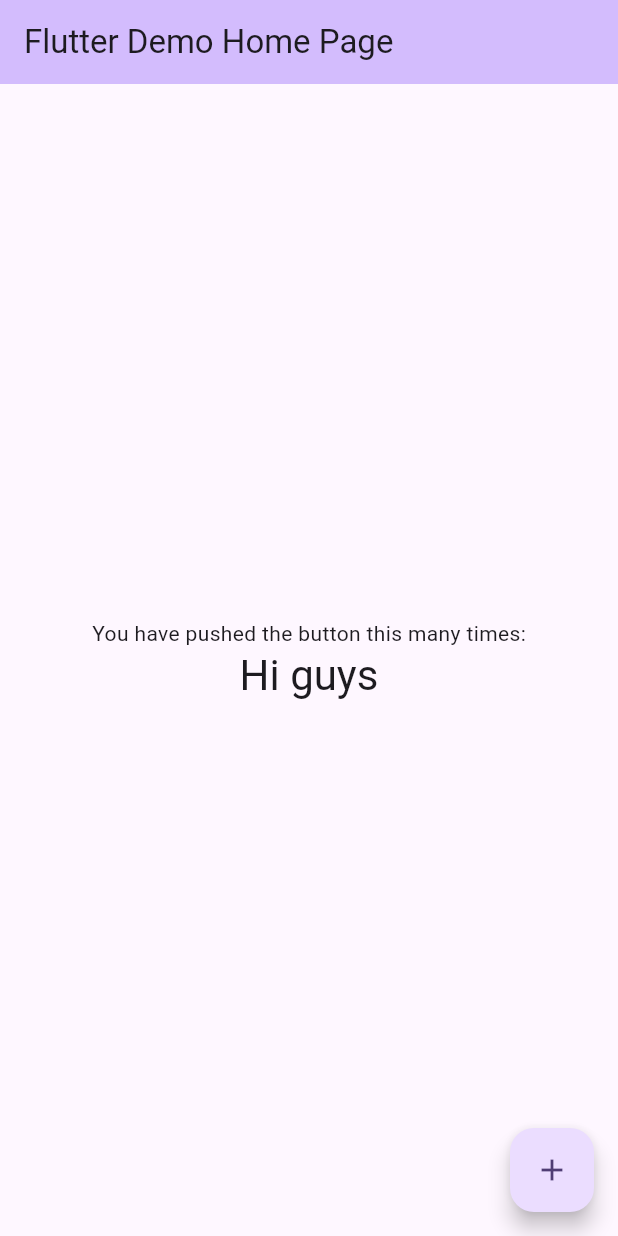
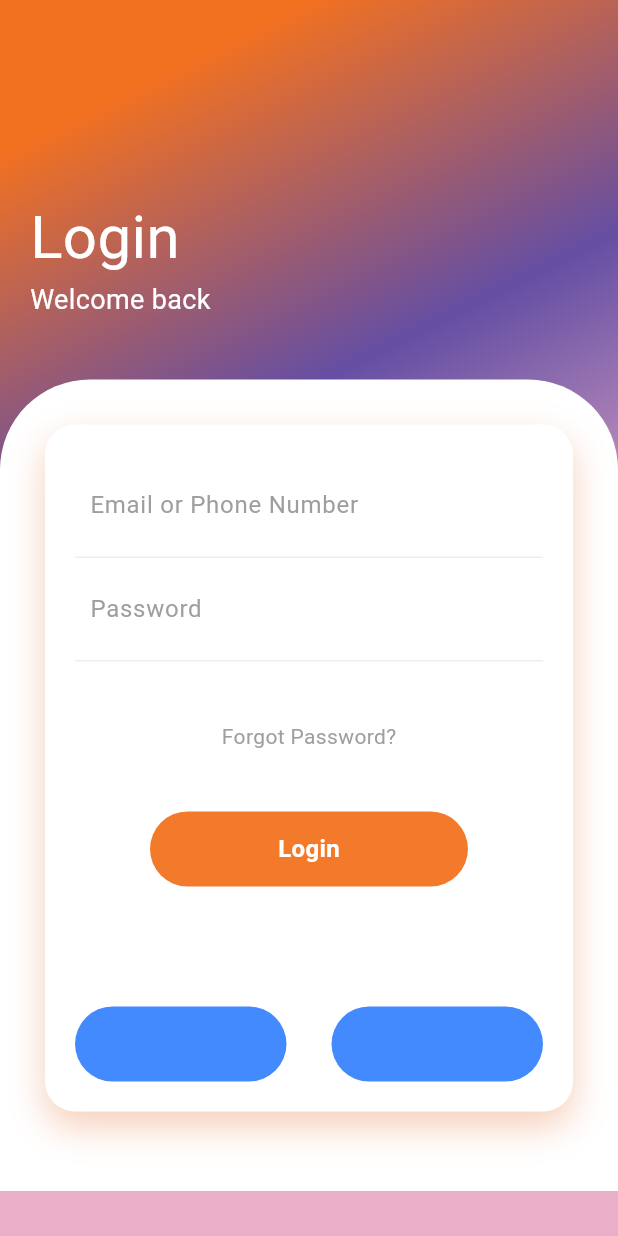
Before and after one commit to salahbensarar1/footballTraining, a Flutter app: the screen it shows after launch, on a phone screen of 412 x 824 dp. Run offline on Flutter 3.47's test engine with Material 3 defaults, Android fonts, the phone set to English and light mode, and no system bars.

Commit message:
Login Front done

```diff
--- a/lib/main.dart
+++ b/lib/main.dart
@@ -9,21 +9,13 @@ class MyApp extends StatelessWidget {
 
   @override
   Widget build(BuildContext context) {
-    return MaterialApp(
-      title: 'Flutter Demo',
-      theme: ThemeData(
-        colorScheme: ColorScheme.fromSeed(seedColor: Colors.deepPurple),
-        useMaterial3: true,
-      ),
-      home: const MyHomePage(title: 'Flutter Demo Home Page'),
-    );
+    return const MaterialApp(
+        debugShowCheckedModeBanner: false, home: MyHomePage());
   }
 }
 
 class MyHomePage extends StatefulWidget {
-  const MyHomePage({super.key, required this.title});
-
-  final String title;
+  const MyHomePage({super.key});
 
   @override
   State<MyHomePage> createState() => _MyHomePageState();
@@ -33,28 +25,151 @@ class _MyHomePageState extends State<MyHomePage> {
   @override
   Widget build(BuildContext context) {
     return Scaffold(
-      appBar: AppBar(
-        backgroundColor: Theme.of(context).colorScheme.inversePrimary,
-        title: Text(widget.title),
-      ),
-      body: Center(
-        child: Column(
-          mainAxisAlignment: MainAxisAlignment.center,
+      body: Container(
+        padding: const EdgeInsets.symmetric(vertical: 30),
+        width: double.infinity,
+        decoration: const BoxDecoration(
+
+          gradient: LinearGradient(colors: [
+
+              Color(0xFFF27121),
+            Color(0xFF654ea3),
+            Color(0xFfeaafc8),
+
+          ],
+          begin: Alignment.topCenter)
+        ),
+        child:  Column(
+          crossAxisAlignment: CrossAxisAlignment.start,
           children: <Widget>[
-            const Text(
-              'You have pushed the button this many times:',
+            SizedBox(height: 80,),
+            Padding(padding: EdgeInsets.all(20),
+            child: Column(
+              crossAxisAlignment: CrossAxisAlignment.start,
+                children:<Widget> [
+                  Text("Login",style: TextStyle(color: Colors.white,fontSize: 40),),
+                  Text("Welcome back",style: TextStyle(color: Colors.white,fontSize: 18),)
+              ],
             ),
-            Text(
-              'Hi guys',
-              style: Theme.of(context).textTheme.headlineMedium,
             ),
+            SizedBox(
+              height: 20,
+            ),
+            Expanded(child: Container(
+              decoration:BoxDecoration(
+                color: Colors.white,
+                borderRadius: BorderRadius.only(topLeft: Radius.circular(60), topRight: Radius.circular(60) ),
+
+              ),
+              child: Padding(padding: EdgeInsets.all( 30),
+              child: Column(
+                children: <Widget>[
+                  Container(
+
+                    decoration: BoxDecoration(
+                      color: Colors.white,
+                      borderRadius: BorderRadius.circular(20),
+                      boxShadow: [BoxShadow(
+                        color: Color.fromRGBO(225, 95, 27, .3),
+                        blurRadius: 20,
+                        offset: Offset(0,10)
+                      )],
+                    ),
+
+                    padding: EdgeInsets.all(20),
+                    child: Column(
+                      children: <Widget>[
+                        Container(
+                          padding: EdgeInsets.all(10),
+                          decoration: BoxDecoration(
+                              border: Border(bottom: BorderSide(color: Color(0xFFEEEEEE)))
+                          ),
+                          child: TextField(
+                            decoration: InputDecoration(
+                              hintText: "Email or Phone Number",
+                              hintStyle: TextStyle(
+                                color: Colors.grey
+
+                              ),
+                              border: InputBorder.none
+
+                            ),
+                          ),
+                        ),
+                        Container(
+                          padding: EdgeInsets.all(10),
+                          decoration: BoxDecoration(
+                              border: Border(bottom: BorderSide(color: Color(0xFFEEEEEE)))
+                          ),
+                          child: TextField(
+                            decoration: InputDecoration(
+                              hintText: "Password",
+                              hintStyle: TextStyle(
+                                color: Colors.grey
+
+                              ),
+                              border: InputBorder.none
+
+                            ),
+                          ),
+                        ),
+                        SizedBox(height: 40,),
+                        Text("Forgot Password?",style: TextStyle(color: Colors.grey),),
+                        SizedBox(height: 40,),
+                        Container(
+                          height: 50,
+                          margin: EdgeInsets.symmetric(horizontal: 50),
+                          decoration: BoxDecoration(
+                            borderRadius: BorderRadius.circular(50),
+                            color: Color(0xFFF37A2B)
+
+                          ),
+                          child: Center(
+                            child: Text("Login",style: TextStyle(
+                              color: Colors.white,
+                              fontSize: 16,
+                              fontWeight: FontWeight.bold
+                            ),),
+                          ),
+                        ),
+                        SizedBox(
+                            height: 80,),
+                        Row(
+                          children: <Widget>[
+                            Expanded(
+                              child: Container(
+                                height:50,
+                                decoration: BoxDecoration(
+                                  borderRadius: BorderRadius.circular(50),
+                                      color: Colors.blueAccent
+                                ),
+                              ),
+                            ),
+                            SizedBox(width: 30,),
+                            Expanded(
+                              child: Container(
+                                height:50,
+                                decoration: BoxDecoration(
+                                  borderRadius: BorderRadius.circular(50),
+                                      color: Colors.blueAccent
+                                ),
+                              ),
+                            ),
+                          ],
+                        ),
+
+
+                      ],
+                    ),
+                  )
+                ]
+              ),),
+
+            ),
+            ),
+
           ],
         ),
-      ),
-      floatingActionButton: const FloatingActionButton(
-        onPressed: null,
-        tooltip: 'Increment',
-        child: Icon(Icons.add),
       ),
     );
   }
```
